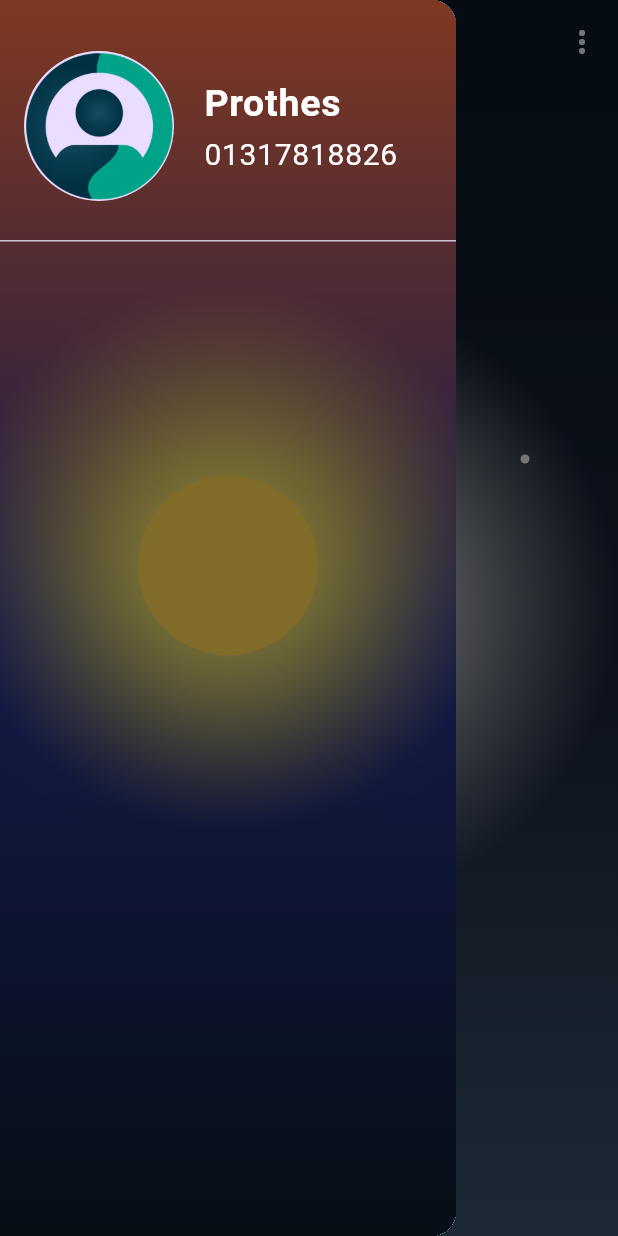
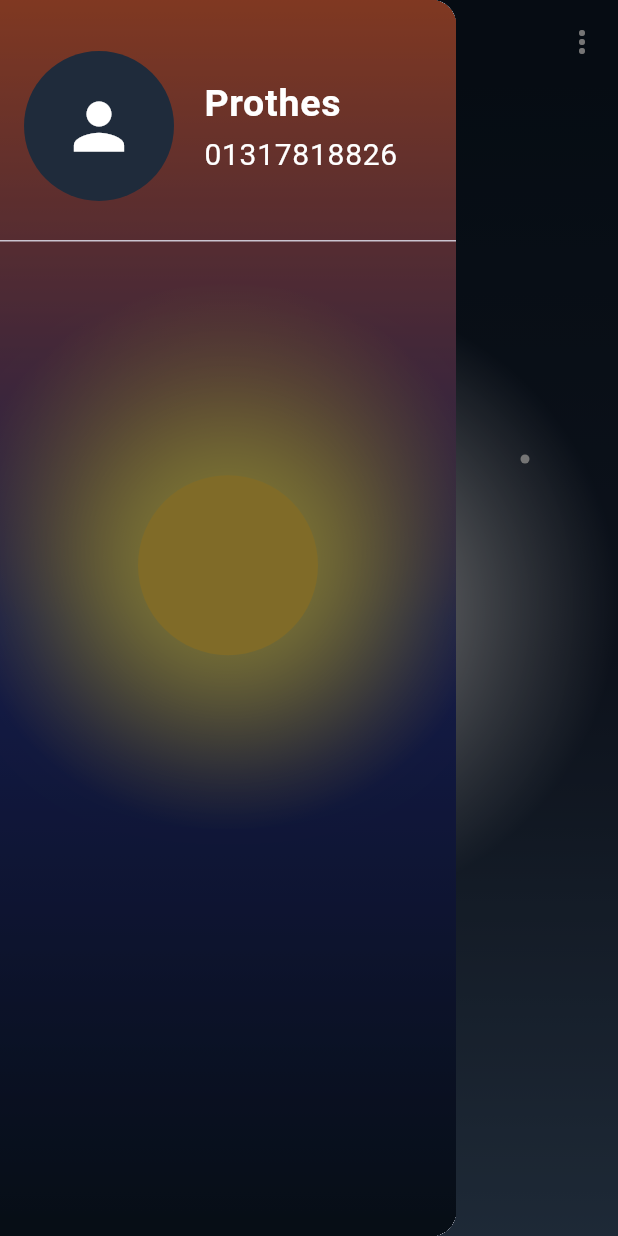
Before and after one commit to prothesbarai/user_profile_upload_img_with_hive, a Flutter app: the screen it shows after launch, with the side drawer open, on a phone screen of 412 x 824 dp. Run offline on Flutter 3.47's test engine with Material 3 defaults, Android fonts, the phone set to English and light mode, and no system bars; our stand-ins replace flutter_image_compress, hive, image_cropper, image_picker; accounts and stored records are empty.

Commit message:
asp pro v4

```diff
--- a/lib/pages/home_page/home_page.dart
+++ b/lib/pages/home_page/home_page.dart
@@ -21,6 +21,7 @@ class HomePage extends StatefulWidget {
 }
 
 class _HomePageState extends State<HomePage> {
+
   File? profileImage;
   final ImagePicker _imagePicker = ImagePicker();
 
@@ -28,12 +29,14 @@ class _HomePageState extends State<HomePage> {
   Future<void> pickImage(ImageSource source) async{
     try{
       final imageProvider = Provider.of<ProfileImageProvider>(context,listen: false);
+
       final originalImage = await _imagePicker.pickImage(source: source);
       if(originalImage == null) return;
 
       // Now Print Original Image Size
       final originalImageSize = await File(originalImage.path).length();
       if(kDebugMode){print("Original Image Size : ${originalImageSize / 1024} KB");}
+
 
       // Now Crop Image Here
       final cropImage = await ImageCropper().cropImage(
@@ -69,6 +72,7 @@ class _HomePageState extends State<HomePage> {
       // >>>  Now Image Compressed Start Here
       final tempDir = await getTemporaryDirectory();
       final tempPath = path.join(tempDir.path,"compressed_${DateTime.now().millisecondsSinceEpoch}.jpg");
+
       final firstCompressed = await FlutterImageCompress.compressAndGetFile(cropImage.path, tempPath,quality: 70,minHeight: 512,minWidth: 512);
       if(firstCompressed == null) return;
 
--- a/lib/service/hive_service.dart
+++ b/lib/service/hive_service.dart
@@ -5,6 +5,6 @@ class HiveService {
   static Future<void> initHive() async{
     var dir = await getApplicationDocumentsDirectory();
     Hive.init(dir.path);
-    Hive.openBox("StoreUserImages");
+    await Hive.openBox("StoreUserImages");
   }
 }
--- a/lib/widget/custom_drawer.dart
+++ b/lib/widget/custom_drawer.dart
@@ -1,11 +1,14 @@
 import 'package:flutter/material.dart';
+import 'package:provider/provider.dart';
 import 'package:user_profile_image_with_hive/widget/sun_bg.dart';
+import '../provider/profile_image_provider.dart';
 
 class CustomDrawer extends StatelessWidget {
   const CustomDrawer({super.key});
 
   @override
   Widget build(BuildContext context) {
+    final imageProvider = Provider.of<ProfileImageProvider>(context);
     return Drawer(
       child: Stack(
         children: [
@@ -18,7 +21,9 @@ class CustomDrawer extends StatelessWidget {
                     children: [
                       CircleAvatar(
                         radius: 50,
-                        backgroundImage: AssetImage("assets/icon/icon.png"),
+                        backgroundColor: (imageProvider.profileImages == null) ? Color(0xff1f2b3b) : null,
+                        backgroundImage: (imageProvider.profileImages != null) ? FileImage(imageProvider.profileImages!) : null,
+                        child: (imageProvider.profileImages == null) ? Icon(Icons.person, size: 50, color: Colors.white) : null,
                       ),
                       SizedBox(width: 20,),
                       Expanded(
```
Also changed, not shown: lib/pages/splash_screen/splash_screen.dart (+6 -4 lines).
